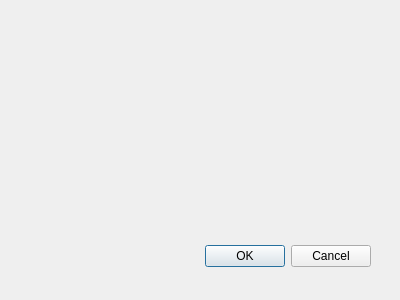
The window that Versions/v5_projet_graphique_MVP/choixdiaporama.ui (astor5/LecteurDiaporama) describes before a commit, drawn with Qt 5.
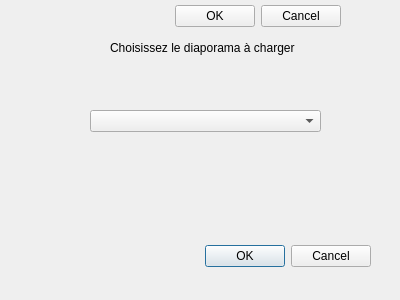
The same window after the commit.

Commit message: Cancel renvoie l'ancienne valeur MAIS quand la fenetre s'affiche, c'est pas la valeur actuelle mais celle renseignée dans le ui

The edit to the form file:
```diff
--- a/Versions/v5_projet_graphique_MVP/choixdiaporama.ui
+++ b/Versions/v5_projet_graphique_MVP/choixdiaporama.ui
@@ -31,6 +31,45 @@
     <set>QDialogButtonBox::Cancel|QDialogButtonBox::Ok</set>
    </property>
   </widget>
+  <widget class="QComboBox" name="comboBox">
+   <property name="geometry">
+    <rect>
+     <x>90</x>
+     <y>110</y>
+     <width>231</width>
+     <height>22</height>
+    </rect>
+   </property>
+  </widget>
+  <widget class="QLabel" name="label">
+   <property name="geometry">
+    <rect>
+     <x>110</x>
+     <y>40</y>
+     <width>191</width>
+     <height>16</height>
+    </rect>
+   </property>
+   <property name="text">
+    <string>Choisissez le diaporama à charger</string>
+   </property>
+  </widget>
+  <widget class="QDialogButtonBox" name="buttonBox_2">
+   <property name="geometry">
+    <rect>
+     <x>0</x>
+     <y>0</y>
+     <width>341</width>
+     <height>32</height>
+    </rect>
+   </property>
+   <property name="orientation">
+    <enum>Qt::Horizontal</enum>
+   </property>
+   <property name="standardButtons">
+    <set>QDialogButtonBox::Cancel|QDialogButtonBox::Ok</set>
+   </property>
+  </widget>
  </widget>
  <pixmapfunction/>
  <resources/>
```
Left out of the diff: 9 changed lines with no effect on the pictures. The commit also changes 4 other files.
